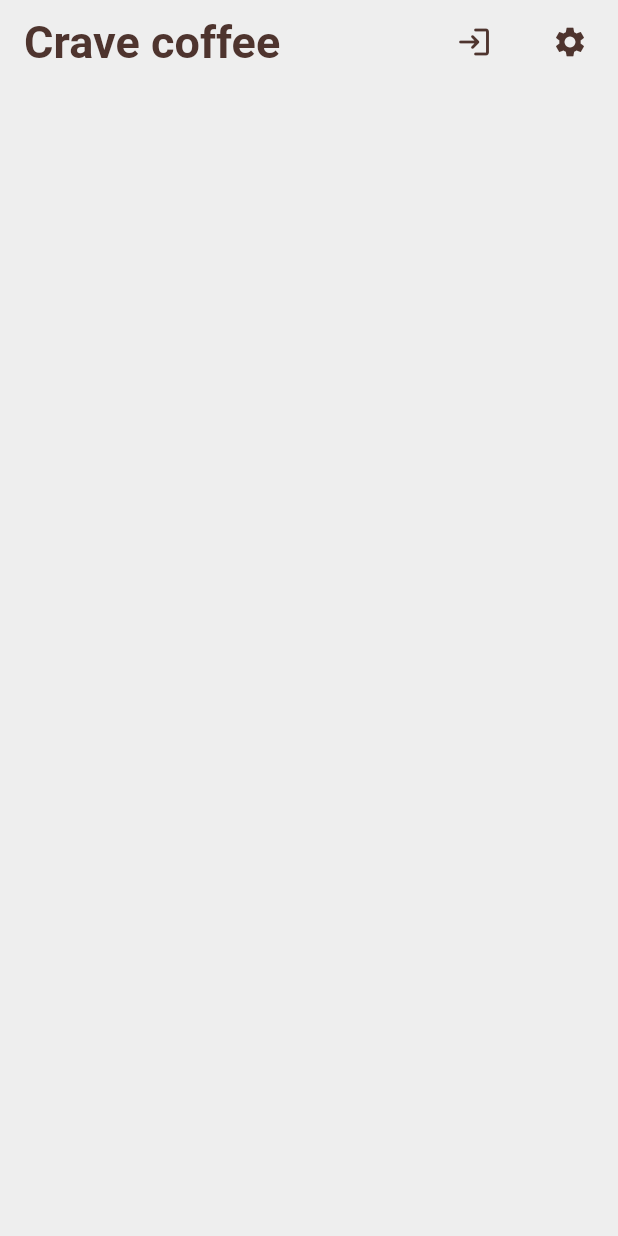
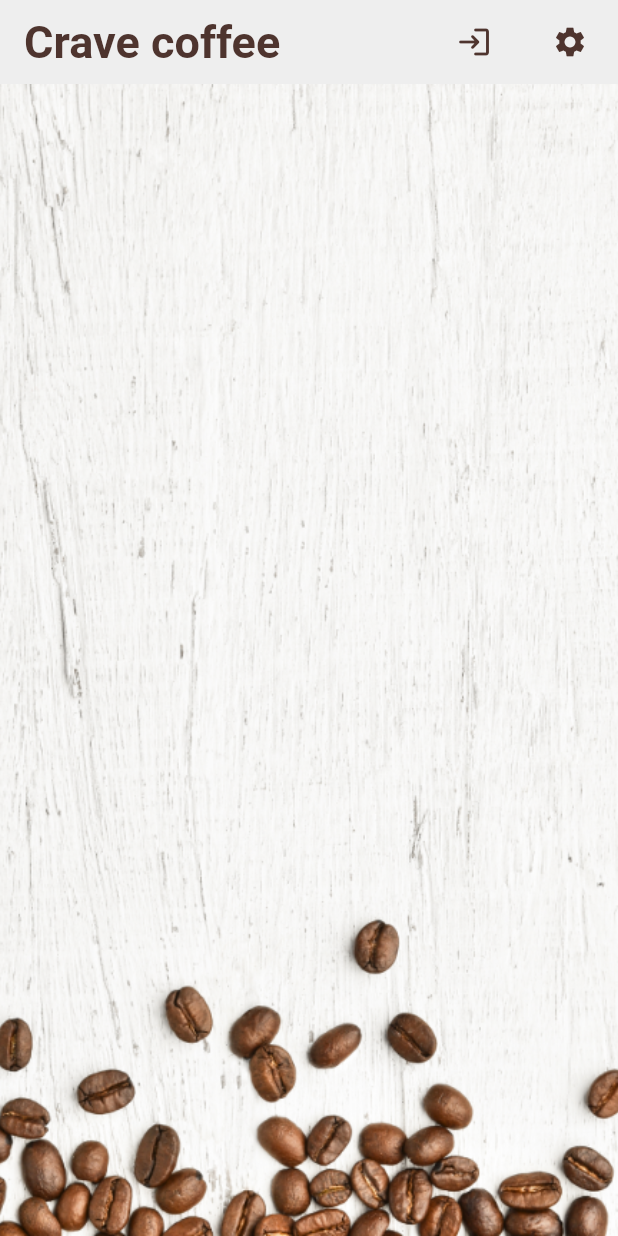
Before and after one commit to IshitaArora-246/crave-Coffee, a Flutter app: the screen it shows once a user with an empty profile is signed in, on a phone screen of 412 x 824 dp. Run offline on Flutter 3.47's test engine with Material 2 defaults, Android fonts, the phone set to English and light mode, and no system bars; our stand-ins replace cloud_firestore, firebase_auth, firebase_core, flutter_spinkit; accounts and stored records are empty.

Commit message:
ui changes

```diff
--- a/lib/screens/home/brew_list.dart
+++ b/lib/screens/home/brew_list.dart
@@ -10,7 +10,7 @@ class BrewList extends StatefulWidget {
 class _BrewListState extends State<BrewList> {
   @override
   Widget build(BuildContext context) {
-    final brews = Provider.of<List<Brew>>(context) ?? [];
+    final brews = Provider.of<List<Brew>>(context);
 
     brews.forEach((brew) {
       print("${brew.name}\n${brew.strength}\n${brew.sugars}");
@@ -37,6 +37,7 @@ class BrewTile extends StatelessWidget {
               leading: CircleAvatar(
                 radius: 25,
                 backgroundColor: Colors.brown[brew.strength],
+                backgroundImage: AssetImage('assets/coffee_icon.png'),
               ),
               title: Text(brew.name),
               subtitle: Text("Takes ${brew.sugars} sugar(s)"),
--- a/lib/screens/home/home.dart
+++ b/lib/screens/home/home.dart
@@ -17,7 +17,7 @@ class Home extends StatelessWidget {
           context: context,
           builder: (context) {
             return Container(
-                color: Colors.brown[100],
+                color: Colors.grey[50],
                 padding: EdgeInsets.symmetric(horizontal: 45, vertical: 20),
                 child: MyBottomSheet());
           });
@@ -54,7 +54,14 @@ class Home extends StatelessWidget {
                   ))
             ],
           ),
-          body: BrewList()),
+          body: Container(
+              decoration: BoxDecoration(
+                image: DecorationImage(
+                  image: AssetImage('assets/bg.png'),
+                  fit: BoxFit.cover,
+                ),
+              ),
+              child: BrewList())),
     );
   }
 }
--- a/pubspec.yaml
+++ b/pubspec.yaml
@@ -48,8 +48,8 @@ flutter:
   uses-material-design: true
 
   # To add assets to your application, add an assets section, like this:
-  # assets:
-  #   - images/a_dot_burr.jpeg
+  assets:
+    - assets/
   #   - images/a_dot_ham.jpeg
 
   # An image asset can refer to one or more resolution-specific "variants", see
```
Also changed, not shown: lib/screens/home/bottomSheet.dart (+7 -1 lines), assets/bg.png (added), assets/coffee_icon.png (added).
